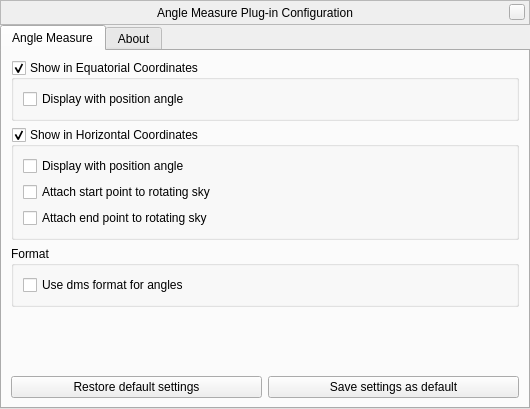
First picture: the form in plugins/AngleMeasure/src/gui/angleMeasureDialog.ui, repository 519984307/stellarium_src, before the edit.
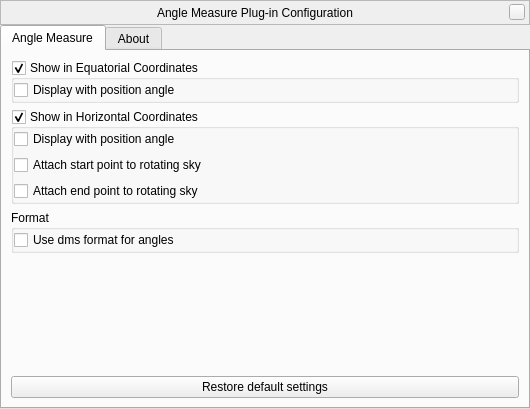
Second picture: the form after the edit. Custom widgets are drawn as their Qt base class.

Commit message: Angle Measure 0.4.4: Enabled immediate saving of settings

```diff
--- a/plugins/AngleMeasure/src/gui/angleMeasureDialog.ui
+++ b/plugins/AngleMeasure/src/gui/angleMeasureDialog.ui
@@ -163,6 +163,18 @@
           <bool>true</bool>
          </property>
          <layout class="QGridLayout" name="gridLayout">
+          <property name="leftMargin">
+           <number>0</number>
+          </property>
+          <property name="topMargin">
+           <number>0</number>
+          </property>
+          <property name="rightMargin">
+           <number>0</number>
+          </property>
+          <property name="bottomMargin">
+           <number>0</number>
+          </property>
           <item row="0" column="0">
            <widget class="QCheckBox" name="showPositionAngleCheckBox">
             <property name="enabled">
@@ -188,6 +200,18 @@
           <bool>true</bool>
          </property>
          <layout class="QGridLayout" name="gridLayout_2">
+          <property name="leftMargin">
+           <number>0</number>
+          </property>
+          <property name="topMargin">
+           <number>0</number>
+          </property>
+          <property name="rightMargin">
+           <number>0</number>
+          </property>
+          <property name="bottomMargin">
+           <number>0</number>
+          </property>
           <item row="0" column="0">
            <widget class="QCheckBox" name="showPositionAngleHorizontalCheckBox">
             <property name="toolTip">
@@ -224,6 +248,18 @@
           <bool>true</bool>
          </property>
          <layout class="QGridLayout" name="gridLayout_3">
+          <property name="leftMargin">
+           <number>0</number>
+          </property>
+          <property name="topMargin">
+           <number>0</number>
+          </property>
+          <property name="rightMargin">
+           <number>0</number>
+          </property>
+          <property name="bottomMargin">
+           <number>0</number>
+          </property>
           <item row="0" column="0">
            <widget class="QCheckBox" name="useDmsFormatCheckBox">
             <property name="text">
@@ -248,8 +284,6 @@
         </spacer>
        </item>
        <item>
-        <layout class="QHBoxLayout" name="horizontalLayout_7">
-         <item>
           <widget class="QPushButton" name="restoreDefaultsButton">
            <property name="sizePolicy">
             <sizepolicy hsizetype="Expanding" vsizetype="Fixed">
@@ -261,21 +295,6 @@
             <string>Restore default settings</string>
            </property>
           </widget>
-         </item>
-         <item>
-          <widget class="QPushButton" name="saveSettingsButton">
-           <property name="sizePolicy">
-            <sizepolicy hsizetype="Expanding" vsizetype="Fixed">
-             <horstretch>0</horstretch>
-             <verstretch>0</verstretch>
-            </sizepolicy>
-           </property>
-           <property name="text">
-            <string>Save settings as default</string>
-           </property>
-          </widget>
-         </item>
-        </layout>
        </item>
       </layout>
      </widget>
```
Lines whose indentation alone changed are shown as unchanged. The commit also changes 5 other files.
